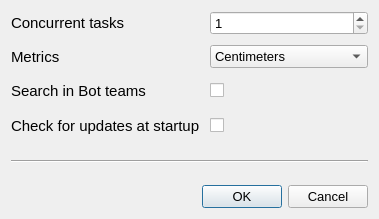
First picture: the form in source/ntscout/settingsdialog.ui, repository radszy/ntscout, before the edit.
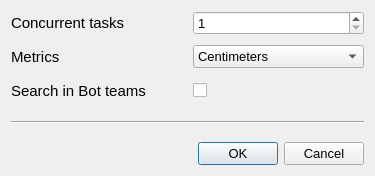
Second picture: the form after the edit.

Commit message: removing update at startup adding option to save nationality default values start updater

What changed in the file:
```diff
--- a/source/ntscout/settingsdialog.ui
+++ b/source/ntscout/settingsdialog.ui
@@ -6,8 +6,8 @@
    <rect>
     <x>0</x>
     <y>0</y>
-    <width>379</width>
-    <height>219</height>
+    <width>375</width>
+    <height>176</height>
    </rect>
   </property>
   <property name="windowTitle">
@@ -159,51 +159,6 @@
        </property>
       </widget>
      </item>
-     <item row="3" column="0">
-      <widget class="QLabel" name="label_4">
-       <property name="font">
-        <font>
-         <pointsize>11</pointsize>
-        </font>
-       </property>
-       <property name="toolTip">
-        <string>&lt;html&gt;&lt;head/&gt;&lt;body&gt;&lt;p&gt;Specifies whether program should check for updates at every startup. &lt;/p&gt;&lt;p&gt;&lt;br/&gt;&lt;/p&gt;&lt;p&gt;Updates include searching for new countries, updating country info and binary files.&lt;/p&gt;&lt;/body&gt;&lt;/html&gt;</string>
-       </property>
-       <property name="whatsThis">
-        <string>&lt;html&gt;&lt;head/&gt;&lt;body&gt;&lt;p&gt;&lt;br/&gt;&lt;/p&gt;&lt;/body&gt;&lt;/html&gt;</string>
-       </property>
-       <property name="text">
-        <string>Check for updates at startup</string>
-       </property>
-      </widget>
-     </item>
-     <item row="3" column="1">
-      <widget class="QCheckBox" name="updates">
-       <property name="sizePolicy">
-        <sizepolicy hsizetype="Preferred" vsizetype="Fixed">
-         <horstretch>0</horstretch>
-         <verstretch>0</verstretch>
-        </sizepolicy>
-       </property>
-       <property name="minimumSize">
-        <size>
-         <width>25</width>
-         <height>25</height>
-        </size>
-       </property>
-       <property name="font">
-        <font>
-         <pointsize>10</pointsize>
-        </font>
-       </property>
-       <property name="toolTip">
-        <string>&lt;html&gt;&lt;head/&gt;&lt;body&gt;&lt;p&gt;&lt;span style=&quot; font-size:11pt;&quot;&gt;Specifies whether program should check for updates at every startup. &lt;/span&gt;&lt;br/&gt;&lt;/p&gt;&lt;p&gt;&lt;span style=&quot; font-size:11pt;&quot;&gt;Updates include searching for new countries, updating country info and binary files.&lt;/span&gt;&lt;/p&gt;&lt;/body&gt;&lt;/html&gt;</string>
-       </property>
-       <property name="text">
-        <string/>
-       </property>
-      </widget>
-     </item>
     </layout>
    </item>
    <item>
```
Left out of the diff: 1 changed line with no effect on the pictures. The commit also changes 21 other files.
